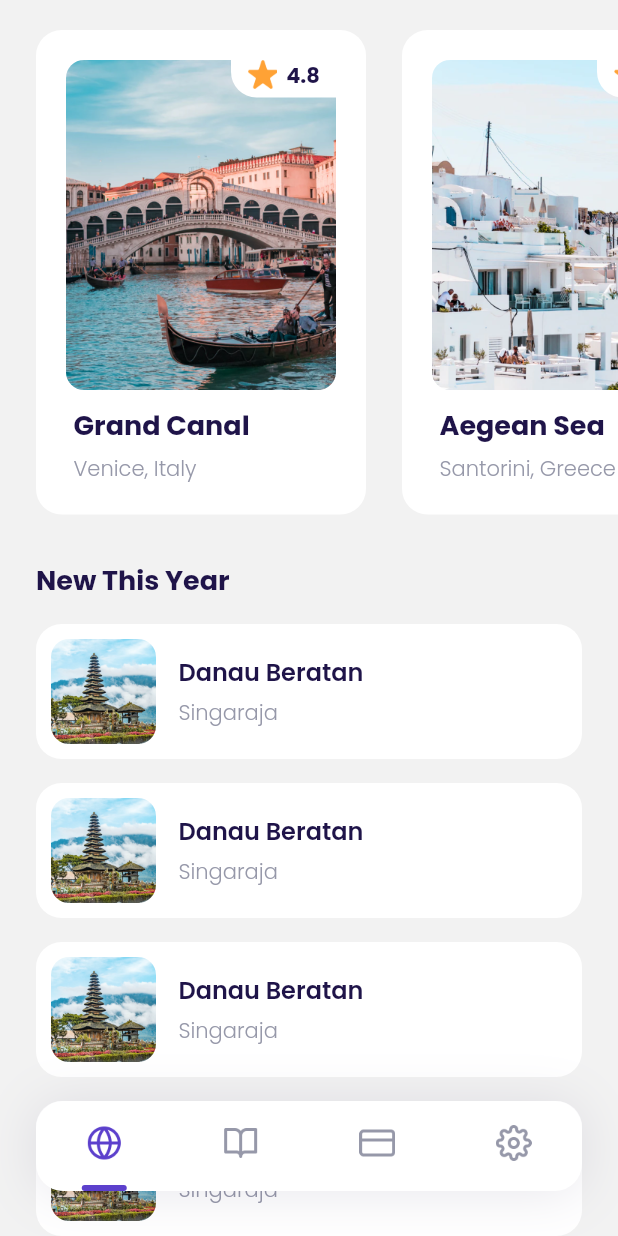
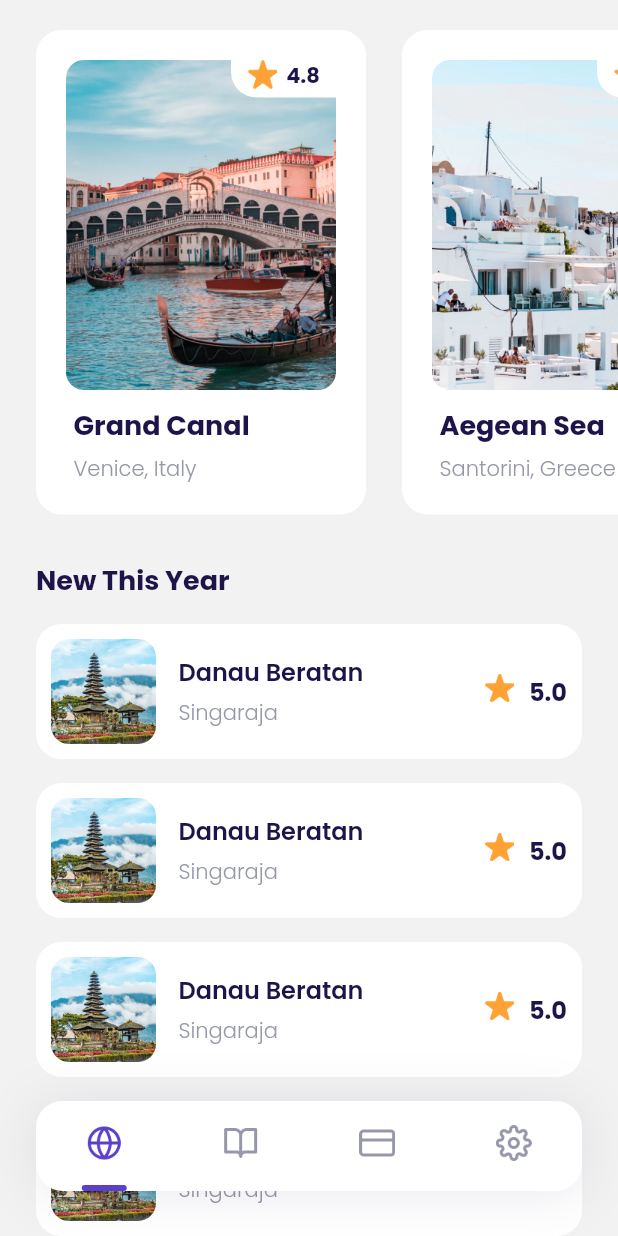
Before and after one commit to davadaviar/travel-app-intro, a Flutter app: the MainPage screen opened by its route, scrolled down 144 dp, on a phone screen of 412 x 824 dp. Run offline on Flutter 3.47's test engine with Material 2 defaults, Android fonts, the phone set to English and light mode, and no system bars; our stand-ins replace google_fonts.

Commit message:
Finish the new destination

```diff
--- a/lib/ui/widgets/custom_new_destination.dart
+++ b/lib/ui/widgets/custom_new_destination.dart
@@ -28,7 +28,8 @@ class CustomNewDestination extends StatelessWidget {
           SizedBox(
             width: 15,
           ),
-          Column(
+          Expanded(
+            child: Column(
               crossAxisAlignment: CrossAxisAlignment.start,
               children: [
                 Text(
@@ -50,6 +51,27 @@ class CustomNewDestination extends StatelessWidget {
                 )
               ],
             ),
+          ),
+          Row(
+            crossAxisAlignment: CrossAxisAlignment.start,
+            mainAxisAlignment: MainAxisAlignment.center,
+            children: [
+              Image.asset(
+                'assets/icon_star.png',
+                width: 20,
+              ),
+              SizedBox(
+                width: 10,
+              ),
+              Text(
+                '5.0',
+                style: blackTextStyle.copyWith(
+                  fontSize: 16,
+                  fontWeight: bold,
+                ),
+              )
+            ],
+          ),
         ],
       ),
     );
```
Lines whose indentation alone changed are shown as unchanged.
